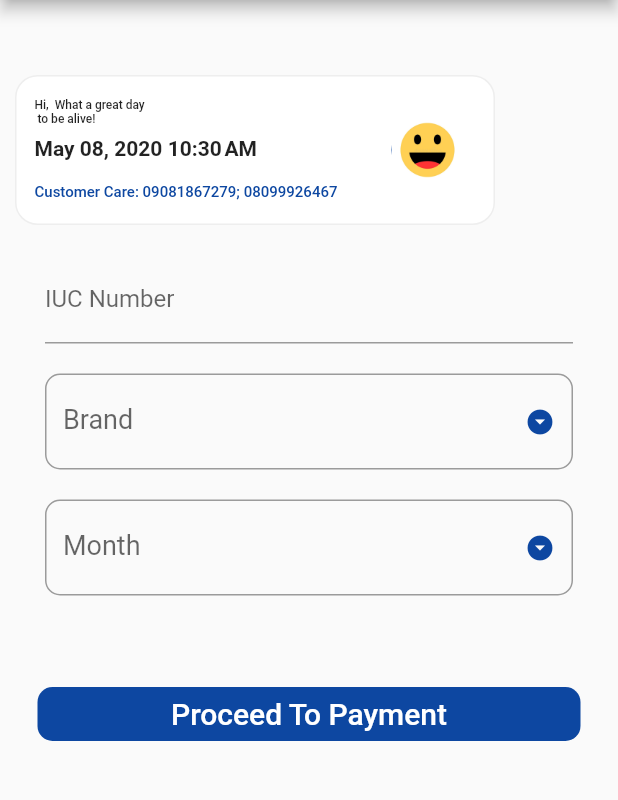
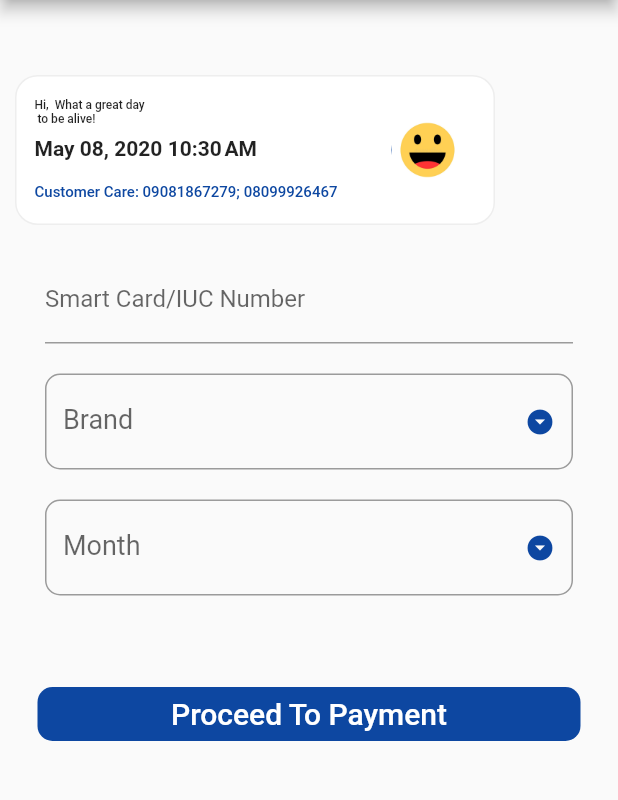
Before and after one commit to zoe619/mydstv_gotv_self_service, a Flutter app: the screen it shows once a user with an empty profile is signed in, after a tap on "Subscribe", on a phone screen of 412 x 824 dp, the part 84-884 px from its top. Run offline on Flutter 3.47's test engine with Material 2 defaults, Android fonts, the light colour scheme and no system bars; our stand-ins replace cached_network_image, cloud_firestore, firebase_auth, firebase_messaging, firebase_storage; missing offline and left inert: flutter_paystack, flutter_sms; accounts and stored records are empty; network calls fail; statements that could not run were skipped.

Commit message:
new updates

```diff
--- a/lib/screens/clear_error.dart
+++ b/lib/screens/clear_error.dart
@@ -172,9 +172,13 @@ class _ClearErrorState extends State<ClearError>
           horizontal: 30.0,
           vertical: 10.0),
       child: TextFormField(
-        decoration: const InputDecoration(labelText: 'IUC/SMS number'),
+        keyboardType: TextInputType.number,
+        inputFormatters: <TextInputFormatter>[
+          WhitelistingTextInputFormatter.digitsOnly
+        ],
+        decoration: const InputDecoration(labelText: 'Smart Card/IUC Number'),
         validator: (input)=>
-        input.trim().isEmpty  ? 'IUC number can\'t be empty' : null,
+        input.trim().isEmpty  ? 'Smart Card/IUC Number can\'t be empty' : null,
         onSaved: (input)=>_iuc = input.trim(),
 
       ),
--- a/lib/screens/home_screen.dart
+++ b/lib/screens/home_screen.dart
@@ -229,7 +229,7 @@ class _HomeScreenState extends State<HomeScreen>
                     {
                       return ClearError();
                     }
-                    else if(activity.name == "Request Installation")
+                    else if(activity.name == "Request Service")
                     {
                       return RequestInstallation();
                     }
--- a/lib/screens/paystack_pay.dart
+++ b/lib/screens/paystack_pay.dart
@@ -70,7 +70,7 @@ class _PaystackPayState extends State<PaystackPay>
 
     }
     else{
-      amount = amount = int.parse(widget.price) + 200;
+      amount = int.parse(widget.price) + 200;
     }
     _radioValue = 1;
 //    _fetchAccessCodeFrmServer2();
@@ -417,6 +417,7 @@ class _PaystackPayState extends State<PaystackPay>
 
   _handleCheckout(BuildContext context) async
   {
+
 
     if (_method == null)
     {
@@ -838,9 +839,10 @@ class _PaystackPayState extends State<PaystackPay>
 
   Future<String> _fetchAccessCodeFrmServer(String reference) async
   {
+    int amounts = amount * 100;
     var map = Map<String, dynamic>();
     map['email'] = widget.email;
-    map['amount'] = amount.toString();
+    map['amount'] = amounts.toString();
     String url = 'https://mydstvgotvforselfservice.com/new_mobile/pizza/initialize.php';
     String accessCode;
     try
--- a/lib/screens/subscribe_screen.dart
+++ b/lib/screens/subscribe_screen.dart
@@ -249,9 +249,13 @@ class _SubscribeState extends State<Subscribe>
           horizontal: 30.0,
           vertical: 10.0),
       child: TextFormField(
-        decoration: const InputDecoration(labelText: 'IUC Number'),
+        keyboardType: TextInputType.number,
+        inputFormatters: <TextInputFormatter>[
+          WhitelistingTextInputFormatter.digitsOnly
+        ],
+        decoration: const InputDecoration(labelText: 'Smart Card/IUC Number'),
         validator: (input)=>
-        input.trim().isEmpty  ? 'IUC Number Can\'t Be Empty' : null,
+        input.trim().isEmpty  ? 'Smart Card/IUC Number Can\'t Be Empty' : null,
         onSaved: (input)=>_iuc = input.trim(),
 
       ),
--- a/lib/services/database.dart
+++ b/lib/services/database.dart
@@ -298,7 +298,7 @@ class DatabaseService
       if(response.statusCode == 200)
       {
 
-        print('from server: '+response.body);
+
         List<Bouquet> list = parseResponseBouquetPerBrand(response.body);
         return list;
       }
--- a/pubspec.yaml
+++ b/pubspec.yaml
@@ -53,7 +53,7 @@ dependencies:
 flutter_icons:
   android: "launcher_icon"
   ios: true
-  image_path: "assets/images/Dstv-Self-Service.png"
+  image_path: "assets/images/grand.png"
 
 
 dev_dependencies:
```
Also changed, not shown: assets/images/grand.png (added), assets/images/grand6.jpg (added), 30 other files.
